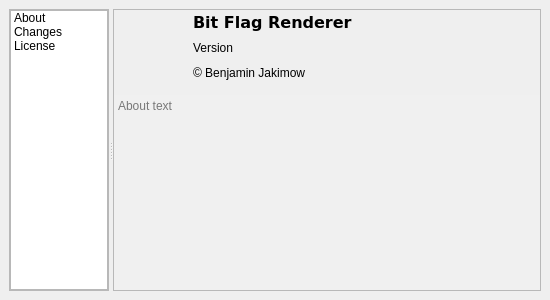
The window that bitflagrenderer/gui/aboutdialog.ui (jakimowb/bit-flag-renderer) describes before a commit, drawn with Qt 5.
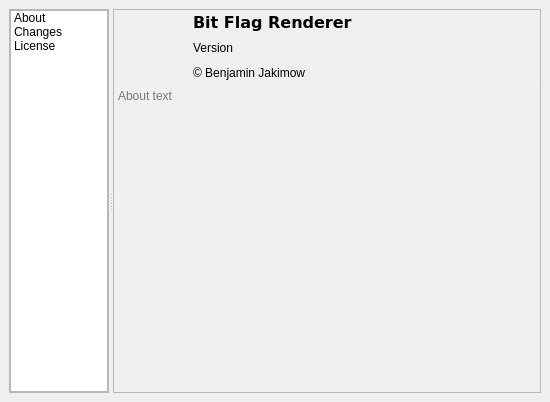
The same window after the commit. Icons and pictures are not drawn.

The edit to the form file:
```diff
--- a/bitflagrenderer/gui/aboutdialog.ui
+++ b/bitflagrenderer/gui/aboutdialog.ui
@@ -10,7 +10,7 @@
     <x>0</x>
     <y>0</y>
     <width>550</width>
-    <height>300</height>
+    <height>402</height>
    </rect>
   </property>
   <property name="sizePolicy">
@@ -223,7 +223,7 @@
               <number>0</number>
              </property>
              <property name="bottomMargin">
-              <number>10</number>
+              <number>0</number>
              </property>
              <item>
               <widget class="QLabel" name="labelIcon">
@@ -432,7 +432,7 @@
               <string>&lt;!DOCTYPE HTML PUBLIC &quot;-//W3C//DTD HTML 4.0//EN&quot; &quot;http://www.w3.org/TR/REC-html40/strict.dtd&quot;&gt;
 &lt;html&gt;&lt;head&gt;&lt;meta name=&quot;qrichtext&quot; content=&quot;1&quot; /&gt;&lt;style type=&quot;text/css&quot;&gt;
 p, li { white-space: pre-wrap; }
-&lt;/style&gt;&lt;/head&gt;&lt;body style=&quot; font-family:'MS Shell Dlg 2'; font-size:7.8pt; font-weight:400; font-style:normal;&quot;&gt;
+&lt;/style&gt;&lt;/head&gt;&lt;body style=&quot; font-family:'MS Shell Dlg 2'; font-size:8.25pt; font-weight:400; font-style:normal;&quot;&gt;
 &lt;p style=&quot;-qt-paragraph-type:empty; margin-top:0px; margin-bottom:0px; margin-left:0px; margin-right:0px; -qt-block-indent:0; text-indent:0px;&quot;&gt;&lt;br /&gt;&lt;/p&gt;&lt;/body&gt;&lt;/html&gt;</string>
              </property>
              <property name="placeholderText">
```
Left out of the diff: 6 changed lines with no effect on the pictures.
